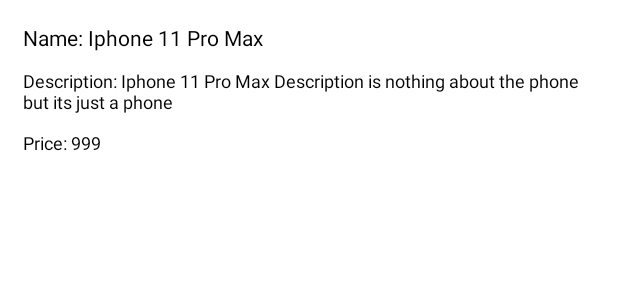
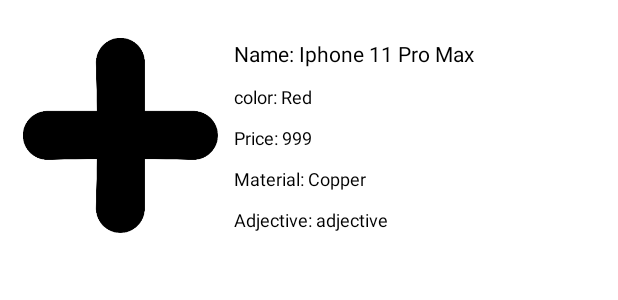
Before and after one commit to kishansolanki124/productapp, an Android app: the layout item_product.xml on its own in the app's theme, with its tools: preview values and no code run, on a phone screen of 412 x 824 dp. Shown: the top 300 px of the screen. Run offline under Robolectric (Android 15) with nearby library versions, the phone set to English and light mode, and no system bars; network calls fail.

Commit message:
First Commit

```diff
--- a/app/build.gradle
+++ b/app/build.gradle
@@ -63,5 +63,6 @@ dependencies {
     implementation "androidx.lifecycle:lifecycle-runtime-ktx:2.3.0-rc01"
     implementation "androidx.lifecycle:lifecycle-livedata-ktx:2.3.0-rc01"
     //glide
-    implementation 'com.github.bumptech.glide:glide:4.11.0'
+    implementation 'com.github.bumptech.glide:glide:4.12.0'
+    //annotationProcessor 'com.github.bumptech.glide:compiler:4.12.0'
 }
--- a/app/src/main/java/com/app/productapp/AddProductActivity.kt
+++ b/app/src/main/java/com/app/productapp/AddProductActivity.kt
@@ -34,13 +34,13 @@ class AddProductActivity : AppCompatActivity() {
                         adjective = binding.etProductAdjective.text.toString(),
                         material = binding.etProductMaterial.text.toString(),
                         price = binding.etProductPrice.text.toString(),
-                        color = binding.etColor.text.toString(),
+                        color = binding.etColor.text.toString()
                     )
                 )
             }
         }
 
-        productViewModel.gameListResponseResponseModel.observe(this, { result ->
+        productViewModel.productItem.observe(this, { result ->
             result.doIfSuccess { items ->
                 println(items)
                 Handler(Looper.getMainLooper()).postDelayed({
--- a/app/src/main/java/com/app/productapp/network/APIEndPointsInterface.kt
+++ b/app/src/main/java/com/app/productapp/network/APIEndPointsInterface.kt
@@ -54,7 +54,8 @@ interface APIEndPointsInterface {
 
     @GET("products")
     suspend fun getProducts(): ProductListModel
-//
+
+    //
 //    @GET(AppConstants.APIEndPoints.GAMES)
 //    suspend fun getGames(
 //        @Query("field[]") fields: List<String>
--- a/app/src/main/java/com/app/productapp/pojo/ProductListModel.kt
+++ b/app/src/main/java/com/app/productapp/pojo/ProductListModel.kt
@@ -1,6 +1,8 @@
 package com.app.productapp.pojo
 
-class ProductListModel : ArrayList<ProductListModel.ProductListItem>(){
+import com.app.productapp.db.entity.Product
+
+class ProductListModel : ArrayList<Product>() {
     data class ProductListItem(
         var adjective: String = "",
         var color: String = "",
--- a/app/src/main/res/layout/item_product.xml
+++ b/app/src/main/res/layout/item_product.xml
@@ -1,11 +1,12 @@
 <?xml version="1.0" encoding="utf-8"?>
-<layout xmlns:android="http://schemas.android.com/apk/res/android">
+<layout xmlns:android="http://schemas.android.com/apk/res/android"
+    xmlns:bind="http://schemas.android.com/apk/res-auto">
 
     <data>
 
         <variable
             name="product"
-            type="com.app.productapp.pojo.ProductListModel.ProductListItem" />
+            type="com.app.productapp.db.entity.Product" />
     </data>
 
     <LinearLayout xmlns:tools="http://schemas.android.com/tools"
@@ -13,6 +14,27 @@
         android:layout_width="match_parent"
         android:layout_height="wrap_content"
         android:layout_margin="@dimen/dp_10"
+        android:orientation="vertical">
+
+        <LinearLayout
+            android:layout_width="match_parent"
+            android:layout_height="wrap_content"
+            android:gravity="center_vertical"
+            android:orientation="horizontal">
+
+            <androidx.appcompat.widget.AppCompatImageView
+                android:id="@+id/ivProduct"
+                android:layout_width="@dimen/dp_130"
+                android:layout_height="@dimen/dp_150"
+                android:layout_margin="@dimen/dp_5"
+                android:scaleType="fitCenter"
+                bind:image="@{product.image}"
+                tools:src="@drawable/fb_add" />
+
+            <LinearLayout
+                android:layout_width="match_parent"
+                android:layout_height="wrap_content"
+                android:layout_gravity="center_vertical"
                 android:orientation="vertical">
 
                 <androidx.appcompat.widget.AppCompatTextView
@@ -26,14 +48,14 @@
                     tools:text="Name: Iphone 11 Pro Max" />
 
                 <androidx.appcompat.widget.AppCompatTextView
-            android:id="@+id/tvProductDescription"
+                    android:id="@+id/tvProductColor"
                     android:layout_width="wrap_content"
                     android:layout_height="wrap_content"
                     android:padding="@dimen/dp_5"
-            android:text="@{String.format(@string/material, product.material)}"
+                    android:text="@{String.format(@string/color, product.color)}"
                     android:textColor="@android:color/black"
                     android:textSize="@dimen/sp_12"
-            tools:text="Description: Iphone 11 Pro Max Description is nothing about the phone but its just a phone" />
+                    tools:text="color: Red" />
 
                 <androidx.appcompat.widget.AppCompatTextView
                     android:id="@+id/tvProductPrice"
@@ -45,14 +67,26 @@
                     android:textSize="@dimen/sp_12"
                     tools:text="Price: 999" />
 
-        <!--        <androidx.appcompat.widget.AppCompatTextView-->
-        <!--            android:id="@+id/tvDiscount"-->
-        <!--            android:layout_width="wrap_content"-->
-        <!--            android:layout_height="wrap_content"-->
-        <!--            android:padding="@dimen/dp_5"-->
-        <!--            android:textColor="@android:color/black"-->
-        <!--            android:textSize="@dimen/sp_12"-->
-        <!--            bind:productDiscount="@{product}"-->
-        <!--            tools:text="Discount: 10%" />-->
+                <androidx.appcompat.widget.AppCompatTextView
+                    android:id="@+id/tvProductDescription"
+                    android:layout_width="wrap_content"
+                    android:layout_height="wrap_content"
+                    android:padding="@dimen/dp_5"
+                    android:text="@{String.format(@string/material, product.material)}"
+                    android:textColor="@android:color/black"
+                    android:textSize="@dimen/sp_12"
+                    tools:text="Material: Copper" />
+
+                <androidx.appcompat.widget.AppCompatTextView
+                    android:id="@+id/tvAdjective"
+                    android:layout_width="wrap_content"
+                    android:layout_height="wrap_content"
+                    android:padding="@dimen/dp_5"
+                    android:text="@{String.format(@string/adjective, product.adjective)}"
+                    android:textColor="@android:color/black"
+                    android:textSize="@dimen/sp_12"
+                    tools:text="Adjective: adjective" />
+            </LinearLayout>
+        </LinearLayout>
     </LinearLayout>
 </layout>
--- a/app/src/main/res/values/strings.xml
+++ b/app/src/main/res/values/strings.xml
@@ -2,8 +2,10 @@
     <string name="app_name">Product App</string>
     <string name="Product">Product</string>
     <string name="name">Name: %1$s</string>
+    <string name="color">Color: %1$s</string>
     <string name="rupee">%1$s\u20B9</string>
     <string name="material">Material: %1$s</string>
+    <string name="adjective">Adjective: %1$s</string>
     <string name="Product_Name">Product Name</string>
     <string name="Product_Color">Product Color</string>
     <string name="Product_Price">Product Price</string>
```
Also changed, not shown: app/src/main/java/com/app/productapp/MainActivity.kt (+15 -3 lines), app/src/main/java/com/app/productapp/adapter/ProductListAdapter.kt (+38 -7 lines), app/src/main/java/com/app/productapp/db/AppDatabase.kt (added, +14 -0 lines), app/src/main/java/com/app/productapp/db/DatabaseBuilder.kt (added, +25 -0 lines), app/src/main/java/com/app/productapp/db/DatabaseHelper.kt (added, +10 -0 lines), app/src/main/java/com/app/productapp/db/DatabaseHelperImpl.kt (added, +10 -0 lines), app/src/main/java/com/app/productapp/db/dao/ProductDao.kt (added, +18 -0 lines), app/src/main/java/com/app/productapp/db/entity/Product.kt (added, +17 -0 lines), app/src/main/java/com/app/productapp/utils/BindingAdapters.kt (added, +39 -0 lines), app/src/main/java/com/app/productapp/utils/MyDiffCallback.java (added, +46 -0 lines), app/src/main/java/com/app/productapp/utils/ViewModelFactory.kt (added, +17 -0 lines), app/src/main/java/com/app/productapp/viewmodel/ProductViewModel.kt (+40 -19 lines). Lines whose indentation alone changed are shown as unchanged.
